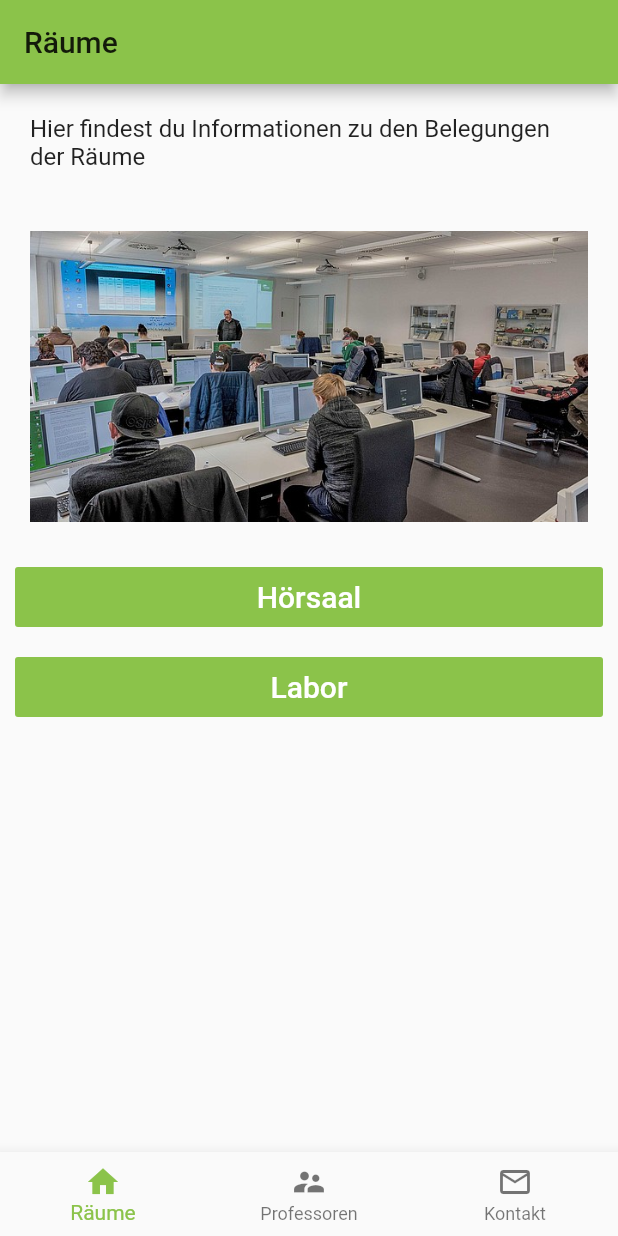
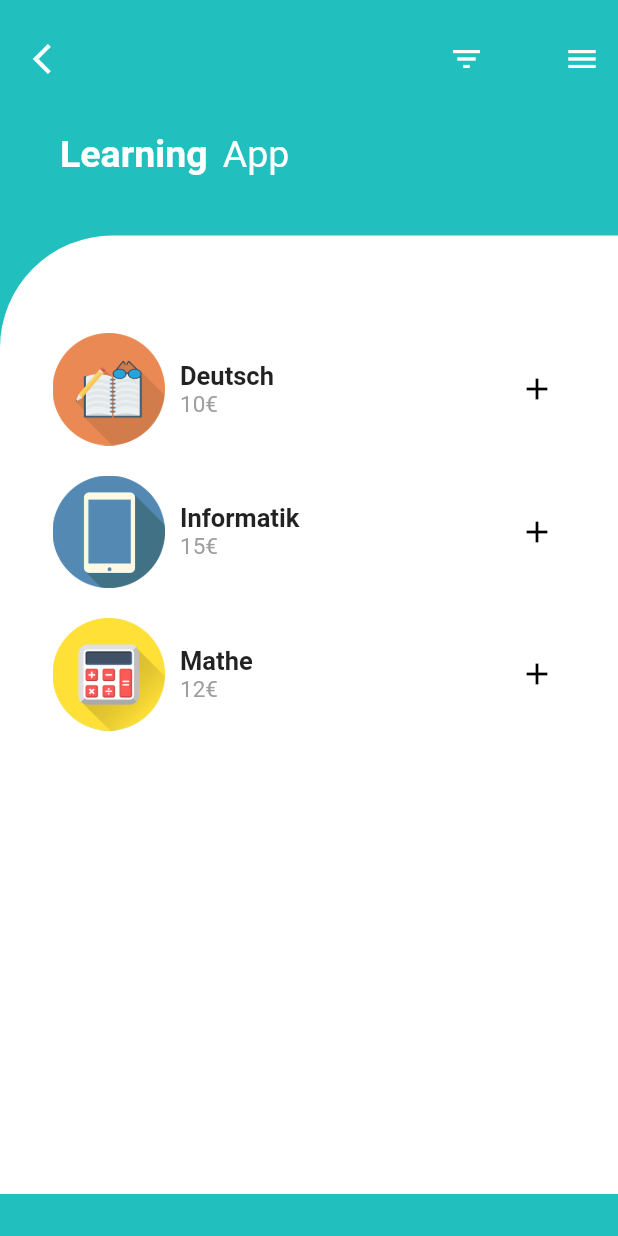
Before and after one commit to Vici912/fachbereichs_app, a Flutter app: the screen it shows after launch, on a phone screen of 412 x 824 dp. Run offline on Flutter 3.47's test engine with Material 2 defaults, Android fonts, the phone set to English and light mode, and no system bars; Roboto replaces fonts that are missing (Montserrat).

Commit message:
neue Änderungen

```diff
--- a/lib/main.dart
+++ b/lib/main.dart
@@ -1,6 +1,8 @@
 
-import 'package:fachbereichs_app/screens/homeScreen.dart';
+import 'package:fachbereichs_app/screens/startScreen.dart';
 import 'package:flutter/material.dart';
+
+import 'screens/homeScreen.dart';
 
 void main() => runApp(MyApp());
 
@@ -11,6 +13,7 @@ class MyApp extends StatelessWidget {
     return MaterialApp(
       title: 'Fachbereich AI',
       theme: ThemeData(
+
         // This is the theme of your application.
         //
         // Try running your application with "flutter run". You'll see the
@@ -22,7 +25,7 @@ class MyApp extends StatelessWidget {
         // is not restarted.
         primarySwatch: Colors.lightGreen,
       ),
-      home: HomeScreen(),
+      home: StartScreen(),
     );
   }
 }
--- a/lib/screens/homeScreen.dart
+++ b/lib/screens/homeScreen.dart
@@ -1,6 +1,7 @@
 import 'package:fachbereichs_app/screens/kontaktScreen.dart';
 import 'package:fachbereichs_app/screens/personalScreen.dart';
 import 'package:fachbereichs_app/screens/raeumeScreen.dart';
+import 'package:fachbereichs_app/screens/startScreen.dart';
 import 'package:flutter/material.dart';
 
 
@@ -15,8 +16,8 @@ class _HomeScreenState extends State<HomeScreen> {
   @override
   Widget build(BuildContext context) {
 
-    final titel= <String>["Räume", "Professoren", "Kontakt"];
-    final seiten = <Widget>[RaeumeScreen(),PersonalScreen(),KontaktScreen()];
+    final titel= <String>["Räume", "Professoren", "Kontakt","Start"];
+    final seiten = <Widget>[RaeumeScreen(),PersonalScreen(),KontaktScreen(),StartScreen()];
 
     final items = <BottomNavigationBarItem>[
       BottomNavigationBarItem(
@@ -25,8 +26,8 @@ class _HomeScreenState extends State<HomeScreen> {
         icon: Icon(Icons.supervisor_account), title:Text("Professoren")),
       BottomNavigationBarItem(
         icon: Icon(Icons.mail_outline), title:Text("Kontakt")),
-     /* BottomNavigationBarItem(
-        icon: Icon(Icons.access_alarm), title:Text("Alarm")),**/
+      BottomNavigationBarItem(
+          icon: Icon(Icons.wb_incandescent), title:Text("Start")),
     ];
 
     final bottomNavBar = BottomNavigationBar(
--- a/lib/screens/raeumeScreen.dart
+++ b/lib/screens/raeumeScreen.dart
@@ -38,7 +38,7 @@ class _RaeumeScreenState extends State<RaeumeScreen> {
                   height: 40,
                   width: double.infinity,
                   child:FlatButton(
-                    color: Colors.lightGreen,
+                    color: Colors.grey,
                     textColor: Colors.white,
                     disabledColor: Colors.grey,
                     disabledTextColor: Colors.black,
@@ -60,7 +60,7 @@ class _RaeumeScreenState extends State<RaeumeScreen> {
                   height: 40,
                   width: double.infinity,
                   child:FlatButton(
-                    color: Colors.lightGreen,
+                    color: Colors.grey,
                     textColor: Colors.white,
                     disabledColor: Colors.grey,
                     disabledTextColor: Colors.black,
--- /dev/null
+++ b/lib/screens/startScreen.dart
@@ -0,0 +1,171 @@
+
+import 'package:fachbereichs_app/screens/laborScreen.dart';
+import 'package:flutter/material.dart';
+
+class StartScreen extends StatefulWidget {
+  @override
+  _StartScreenState createState() => _StartScreenState();
+}
+
+class _StartScreenState extends State<StartScreen> {
+  @override
+  Widget build(BuildContext context) {
+    return Scaffold(
+        backgroundColor: Color(0xFF21BFBD),
+        body:
+        ListView(
+          children: <Widget>[
+
+            Padding(
+              padding: const EdgeInsets.only(top: 15.0, left: 10.0),
+              child: Row(
+                mainAxisAlignment: MainAxisAlignment.spaceBetween,
+                children: <Widget>[
+
+                  IconButton(
+                    icon: Icon(Icons.arrow_back_ios),
+                    color: Colors.white,
+                    onPressed: () {},
+                  ),
+
+                  Container(
+                    width: 125.0,
+                    child: Row(
+                      mainAxisAlignment: MainAxisAlignment.spaceBetween,
+                      children: <Widget>[
+
+                        IconButton(
+                          icon: Icon(Icons.filter_list),
+                          color: Colors.white,
+                          onPressed: () {},
+                        ),
+
+                        IconButton(
+                          icon: Icon(Icons.menu),
+                          color: Colors.white,
+                          onPressed: () {},
+                        ),
+                      ],
+                    ),
+                  ),
+
+                ],
+              ),
+            ),
+
+            SizedBox(height: 25.0,),
+            Padding(
+              padding: EdgeInsets.only(left: 40.0),
+              child: Row(
+                children: <Widget>[
+                  Text('Learning',
+                      style: TextStyle(
+                        fontFamily: 'Montserrat',
+                        color: Colors.white,
+                        fontWeight: FontWeight.bold,
+                        fontSize: 25.0)),
+
+                  SizedBox(width: 10.0),
+                  Text('App',
+                      style: TextStyle(
+                        fontFamily: 'Montserrat',
+                        color:Colors.white,
+                        fontSize: 25.0))
+                ],
+              ),
+            ),
+            SizedBox(height: 40.0),
+            Container(
+              height: MediaQuery.of(context).size.height - 185.0,
+              decoration: BoxDecoration(
+                color: Colors.white,
+                borderRadius: BorderRadius.only(topLeft: Radius.circular(75.0)),
+              ),
+              child: ListView(
+                primary: false,
+                padding: EdgeInsets.only(left: 25.0, right: 20.0),
+                children: <Widget>[
+                  Padding(
+                    padding: EdgeInsets.only(top: 45.0),
+                    child: Container(
+                      height: MediaQuery.of(context).size.height - 300.0,
+                      child: ListView(
+                        children: [
+                          _buildFoodItem('assets/deutsch.png', 'Deutsch', '10€'),
+                          _buildFoodItem('assets/informatik.png', 'Informatik', '15€'),
+                          _buildFoodItem('assets/mathe.png', 'Mathe', '12€'),
+                        ],
+                      ),
+                    ),
+                  ),
+                ],
+              ),
+            ),
+          ],
+        )
+
+    );
+  }
+
+  Widget _buildFoodItem( String imgPath, String foodName, String price) {
+    return Padding(
+      padding: EdgeInsets.only(left: 10.0, right: 10.0, top: 20.0),
+      child: InkWell(
+        onTap: () {
+
+        },
+        child: Row(
+          mainAxisAlignment: MainAxisAlignment.spaceBetween,
+          children: <Widget>[
+            Container(
+              child: Row(
+                children: [
+                  Hero(
+                    tag: imgPath,
+                    child: Image(
+                      image: AssetImage(imgPath),
+                      fit: BoxFit.cover,
+                      height: 75.0,
+                      width: 75.0,
+                    ),
+                  ),
+
+                  SizedBox(width: 10.0,),
+                  Column(
+                    crossAxisAlignment: CrossAxisAlignment.start,
+                    children: [
+                      Text(
+                        foodName,
+                        style: TextStyle(
+                          fontFamily: 'Montserrat',
+                          fontSize: 17.0,
+                          fontWeight: FontWeight.bold,
+                        ),
+                      ),
+
+                      Text(
+                        price,
+                        style: TextStyle(
+                          fontFamily: 'Montserrat',
+                          fontSize: 15.0,
+                          color: Colors.grey,
+                        ),
+                      ),
+                    ],
+                  ),
+                ],
+              ),
+            ),
+            IconButton(
+              icon: Icon(Icons.add),
+              color: Colors.black,
+              onPressed: () {},
+            )
+          ],
+        ),
+      ),
+    );
+  }
+
+
+}
--- a/pubspec.yaml
+++ b/pubspec.yaml
@@ -44,6 +44,9 @@ flutter:
   assets:
      - assets/Logo-Hochschule.png
      - assets/Raum.jpg
+     - assets/deutsch.png
+     - assets/informatik.png
+     - assets/mathe.png
 
 
   # An image asset can refer to one or more resolution-specific "variants", see
```
Also changed, not shown: assets/deutsch.png (added), assets/informatik.png (added), assets/mathe.png (added).
